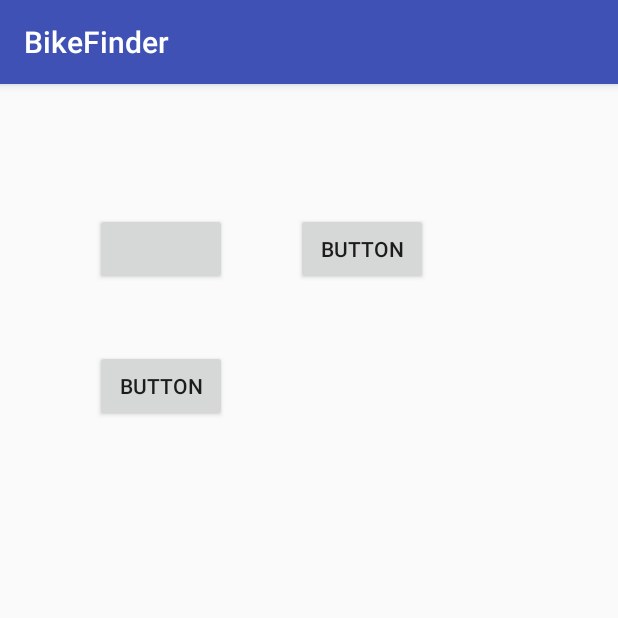
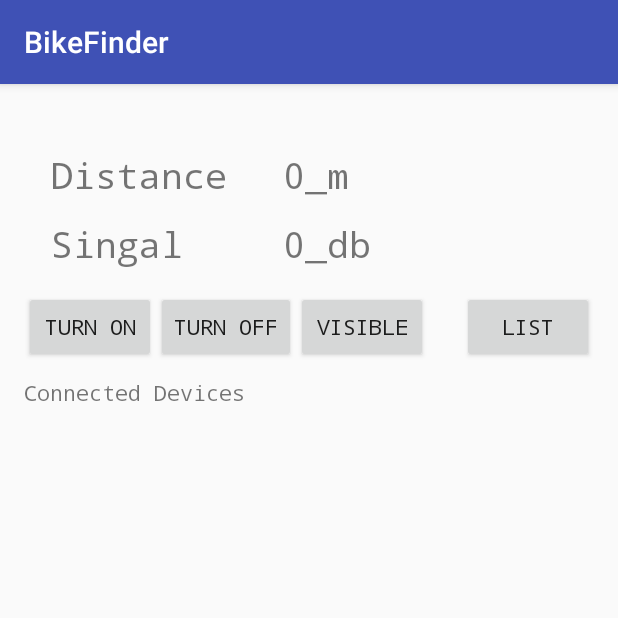
Before and after one commit to MakrisHuang/javaFinal, an Android app: the screen it shows after launch (MainActivity), on a phone screen of 412 x 824 dp, the top half of it. Run offline under Robolectric (Android 15) with nearby library versions, the phone set to English and light mode, and no system bars.

Commit message:
Add bluetooth tutorial button and deviceListView

```diff
--- a/BikeFinder/app/src/main/AndroidManifest.xml
+++ b/BikeFinder/app/src/main/AndroidManifest.xml
@@ -1,6 +1,9 @@
 <?xml version="1.0" encoding="utf-8"?>
 <manifest xmlns:android="http://schemas.android.com/apk/res/android"
     package="com.example.makris.bikefinder">
+
+    <uses-permission android:name="android.permission.BLUETOOTH" />
+    <uses-permission android:name="android.permission.BLUETOOTH_ADMIN" />
 
     <application
         android:allowBackup="true"
--- a/BikeFinder/app/src/main/java/com/example/makris/bikefinder/MainActivity.java
+++ b/BikeFinder/app/src/main/java/com/example/makris/bikefinder/MainActivity.java
@@ -1,36 +1,81 @@
 package com.example.makris.bikefinder;
 
+import android.content.Intent;
 import android.support.v7.app.AppCompatActivity;
 import android.os.Bundle;
 
-import android.app.Activity;
 import android.bluetooth.BluetoothAdapter;
 import android.bluetooth.BluetoothDevice;
 
-import android.content.Intent;
-import android.os.Bundle;
 import android.view.View;
-
 import android.widget.ArrayAdapter;
 import android.widget.Button;
 import android.widget.ListView;
 
+import android.widget.TextView;
 import android.widget.Toast;
+
 import java.util.ArrayList;
 import java.util.Set;
 
 public class MainActivity extends AppCompatActivity {
-    Button b1, b2, b3, b4;
+    // UI
+    TextView distanceTextView, signalDBTextView;
+    Button turnOnBtn, turnOffBtn, visibleBtn, listBtn;
+
     // create adapter
     private BluetoothAdapter bluetoothAdapter;
-    private Set<BluetoothDevice> pariedDevices;
-    ListView listView;
+    private Set<BluetoothDevice> pairedDevices;
+    ListView devicesListView;
 
     @Override
     protected void onCreate(Bundle savedInstanceState) {
         super.onCreate(savedInstanceState);
         setContentView(R.layout.activity_main);
 
-        b1 = (Button)findViewById(R);
+        distanceTextView = (TextView)findViewById(R.id.distanceNumTextView);
+        signalDBTextView = (TextView)findViewById(R.id.signalDBTextView);
+
+        turnOnBtn = (Button)findViewById(R.id.turnOnBtn);
+        turnOffBtn = (Button)findViewById(R.id.turnOffBtn);
+        visibleBtn = (Button)findViewById(R.id.visibleBtn);
+        listBtn = (Button)findViewById(R.id.listBtn);
+
+        bluetoothAdapter = BluetoothAdapter.getDefaultAdapter();
+        devicesListView = (ListView)findViewById(R.id.deviceListView);
+    }
+
+    public void turnOnBluetooth(View v){
+        if(!bluetoothAdapter.isEnabled()){
+            Intent turnOn = new Intent(BluetoothAdapter.ACTION_REQUEST_ENABLE);
+            startActivityForResult(turnOn, 0);
+            Toast.makeText(getApplicationContext(), "Turned on", Toast.LENGTH_LONG).show();
+        }else{
+            Toast.makeText(getApplicationContext(), "Already on", Toast.LENGTH_LONG).show();
+        }
+    }
+
+    public void turnOffBluetooth(View v){
+        this.bluetoothAdapter.disable();
+        Toast.makeText(getApplicationContext(), "Turned off", Toast.LENGTH_LONG).show();
+    }
+
+    public void makeDeviceVisible(View v){
+        Intent getVisible = new Intent(BluetoothAdapter.ACTION_REQUEST_DISCOVERABLE);
+        startActivityForResult(getVisible, 0);
+    }
+
+    public void listLinkedDevices(View v){
+        pairedDevices = bluetoothAdapter.getBondedDevices();
+
+        ArrayList list = new ArrayList();
+
+        for(BluetoothDevice bt: pairedDevices) list.add(bluetoothAdapter.getName());
+
+        Toast.makeText(getApplicationContext(), "Showing Paired Devices", Toast.LENGTH_LONG).show();
+
+        final ArrayAdapter adapter = new ArrayAdapter(this, android.R.layout.simple_list_item_1, list);
+
+        devicesListView.setAdapter(adapter);
     }
 }
--- a/BikeFinder/app/src/main/res/layout/activity_main.xml
+++ b/BikeFinder/app/src/main/res/layout/activity_main.xml
@@ -10,30 +10,101 @@
     android:paddingTop="@dimen/activity_vertical_margin"
     tools:context="com.example.makris.bikefinder.MainActivity">
 
-    <Button
+    <TextView
+        android:text="Distance"
         android:layout_width="wrap_content"
         android:layout_height="wrap_content"
+        android:layout_marginStart="18dp"
+        android:layout_marginTop="28dp"
+        android:id="@+id/distanceTitleTextView"
+        android:textSize="24sp"
         android:layout_alignParentTop="true"
-        android:layout_alignParentStart="true"
-        android:layout_marginStart="47dp"
-        android:layout_marginTop="70dp"
-        android:id="@+id/button" />
+        android:layout_alignParentStart="true" />
+
+    <TextView
+        android:text="0_m"
+        android:layout_width="wrap_content"
+        android:layout_height="wrap_content"
+        android:layout_marginStart="37dp"
+        android:id="@+id/distanceNumTextView"
+        android:textSize="24sp"
+        android:layout_alignBaseline="@+id/distanceTitleTextView"
+        android:layout_alignBottom="@+id/distanceTitleTextView"
+        android:layout_toEndOf="@+id/distanceTitleTextView" />
+
+    <ListView
+        android:layout_width="match_parent"
+        android:layout_height="match_parent"
+        android:layout_below="@+id/signalTitleTextView"
+        android:layout_marginTop="91dp"
+        android:layout_alignParentEnd="true"
+        android:id="@+id/deviceListView" />
+
+    <TextView
+        android:text="Singal"
+        android:layout_width="wrap_content"
+        android:layout_height="wrap_content"
+        android:layout_marginTop="13dp"
+        android:id="@+id/signalTitleTextView"
+        android:textSize="24sp"
+        android:layout_below="@+id/distanceTitleTextView"
+        android:layout_alignStart="@+id/distanceTitleTextView" />
+
+    <TextView
+        android:text="0_db"
+        android:layout_width="wrap_content"
+        android:layout_height="wrap_content"
+        android:id="@+id/signalDBTextView"
+        android:textSize="24sp"
+        android:layout_above="@+id/deviceListView"
+        android:layout_alignStart="@+id/distanceNumTextView" />
 
     <Button
-        android:text="Button"
+        android:text="Turn On"
         android:layout_width="wrap_content"
         android:layout_height="wrap_content"
-        android:layout_alignTop="@+id/button"
-        android:layout_toEndOf="@+id/button"
-        android:layout_marginStart="46dp"
-        android:id="@+id/button2" />
+        android:id="@+id/turnOnBtn"
+        android:onClick="turnOnBluetooth"
+        android:layout_marginTop="15dp"
+        android:layout_below="@+id/signalTitleTextView"
+        android:layout_alignParentStart="true" />
 
     <Button
-        android:text="Button"
+        android:text="Turn Off"
         android:layout_width="wrap_content"
         android:layout_height="wrap_content"
-        android:layout_below="@+id/button"
-        android:layout_toStartOf="@+id/button2"
-        android:layout_marginTop="43dp"
-        android:id="@+id/button3" />
+        android:id="@+id/turnOffBtn"
+        android:layout_alignBaseline="@+id/turnOnBtn"
+        android:layout_alignBottom="@+id/turnOnBtn"
+        android:layout_toEndOf="@+id/turnOnBtn"
+        android:onClick="turnOffBluetooth" />
+
+    <Button
+        android:text="List"
+        android:layout_width="wrap_content"
+        android:layout_height="wrap_content"
+        android:id="@+id/listBtn"
+        android:layout_alignBaseline="@+id/visibleBtn"
+        android:layout_alignBottom="@+id/visibleBtn"
+        android:layout_alignParentEnd="true"
+        android:onClick="listLinkedDevices" />
+
+    <Button
+        android:text="Visible"
+        android:layout_width="wrap_content"
+        android:layout_height="wrap_content"
+        android:id="@+id/visibleBtn"
+        android:layout_alignBaseline="@+id/turnOffBtn"
+        android:layout_alignBottom="@+id/turnOffBtn"
+        android:layout_toEndOf="@+id/turnOffBtn"
+        android:onClick="makeDeviceVisible" />
+
+    <TextView
+        android:text="Connected Devices"
+        android:layout_width="wrap_content"
+        android:layout_height="wrap_content"
+        android:layout_marginTop="10dp"
+        android:id="@+id/devicesTitleTextView"
+        android:layout_below="@+id/turnOnBtn"
+        android:layout_alignParentStart="true" />
 </RelativeLayout>
--- a/BikeFinder/app/src/main/res/values/styles.xml
+++ b/BikeFinder/app/src/main/res/values/styles.xml
@@ -6,6 +6,7 @@
         <item name="colorPrimary">@color/colorPrimary</item>
         <item name="colorPrimaryDark">@color/colorPrimaryDark</item>
         <item name="colorAccent">@color/colorAccent</item>
+        <item name="android:typeface">monospace</item>
     </style>
 
 </resources>
```
Also changed, not shown: 1 other file.
